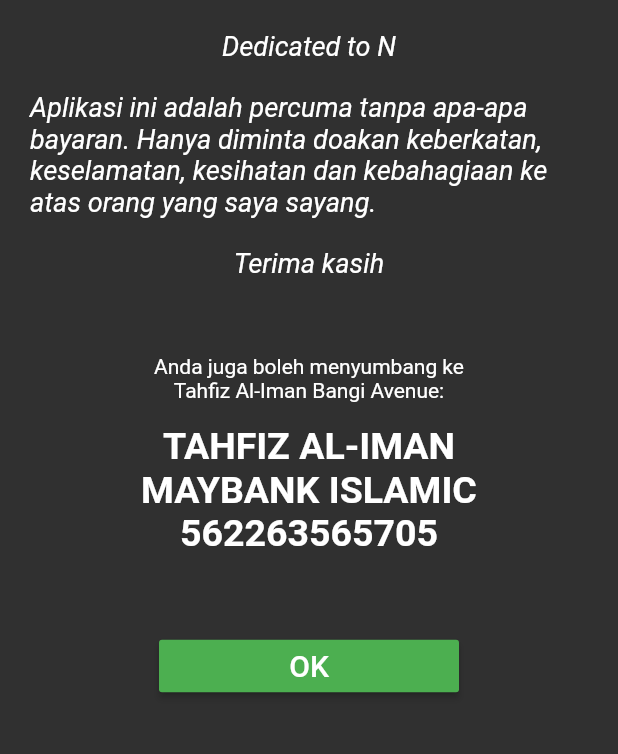
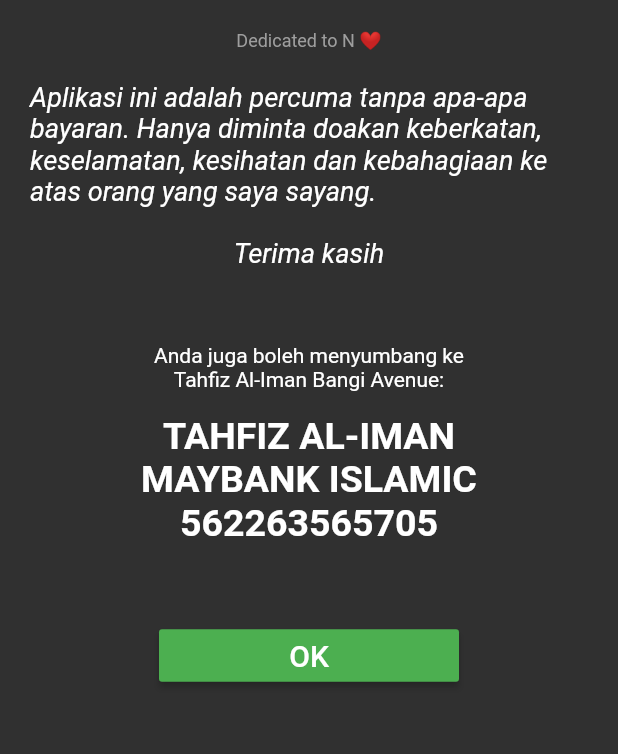
Before and after one commit to jomsolat/mobile-app, a Flutter app: the screen it shows after launch, after a tap on the "info" icon, on a phone screen of 412 x 824 dp, the part 313-1067 px from its top. Run offline on Flutter 3.47's test engine with Material 2 defaults, Android fonts, the phone set to English and light mode, and no system bars; our stand-ins replace flutter_spinkit; network calls fail.

Commit message:
reduce solat board top mergin and add emoji to about

```diff
--- a/lib/screens/about.dart
+++ b/lib/screens/about.dart
@@ -41,10 +41,10 @@ class _AboutState extends State<About> {
                 height: 20.0,
               ),
               Text(
-                'Dedicated to N',
+                'Dedicated to N ❤',
                 style: TextStyle(
-                  fontSize: 18.0,
-                  fontStyle: FontStyle.italic,
+                  color: Colors.grey.shade500,
+                  fontSize: 12.0,
                 ),
               ),
               Container(
--- a/lib/screens/solat_board.dart
+++ b/lib/screens/solat_board.dart
@@ -32,7 +32,7 @@ class _SolatBoardState extends State<SolatBoard> {
           crossAxisAlignment: CrossAxisAlignment.stretch,
           children: [
             SizedBox(
-              height: 50.0,
+              height: 30.0,
             ),
             FutureBuilder<Solat>(
               future: futureSolat,
```
